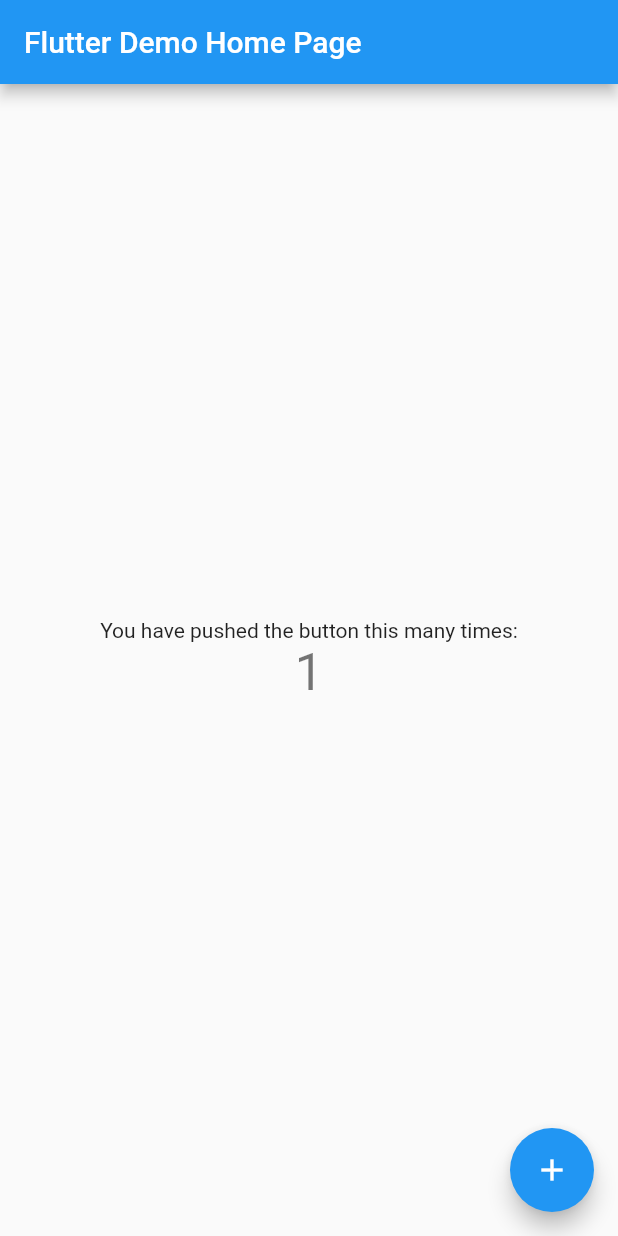
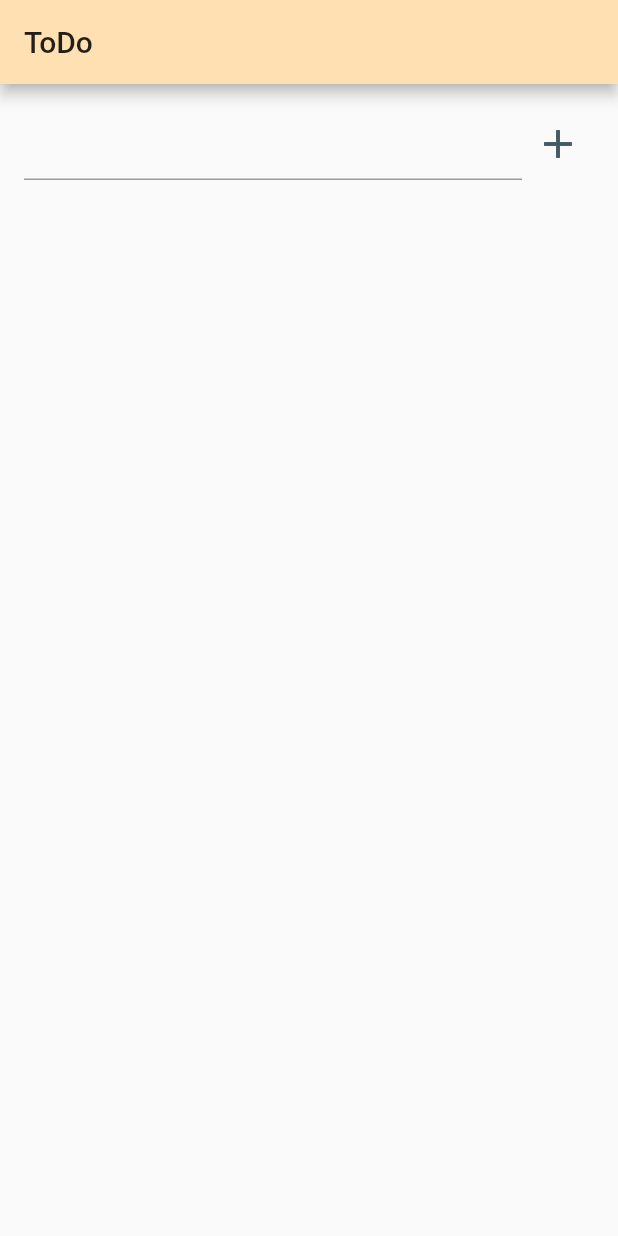
Before and after one commit to dushyantss/ToDo-flutter, a Flutter app: the screen it shows after launch, after a tap on the "add" icon, on a phone screen of 412 x 824 dp. Run offline on Flutter 3.47's test engine with Material 2 defaults, Android fonts, the phone set to English and light mode, and no system bars.

Commit message:
Finish Basic ToDo app.

```diff
--- a/lib/main.dart
+++ b/lib/main.dart
@@ -1,25 +1,25 @@
 import 'package:flutter/material.dart';
+// import 'package:flutter/rendering.dart';
 
-void main() => runApp(new MyApp());
+void main() {
+  // debugPaintSizeEnabled = true;
+  runApp(MyApp());
+}
+
+const _appTitle = 'ToDo';
+final _accentColor = Colors.blueGrey[700];
 
 class MyApp extends StatelessWidget {
-  // This widget is the root of your application.
   @override
   Widget build(BuildContext context) {
-    return new MaterialApp(
-      title: 'Flutter Demo',
-      theme: new ThemeData(
-        // This is the theme of your application.
-        //
-        // Try running your application with "flutter run". You'll see the
-        // application has a blue toolbar. Then, without quitting the app, try
-        // changing the primarySwatch below to Colors.green and then invoke
-        // "hot reload" (press "r" in the console where you ran "flutter run",
-        // or press Run > Flutter Hot Reload in IntelliJ). Notice that the
-        // counter didn't reset back to zero; the application is not restarted.
-        primarySwatch: Colors.blue,
+    return MaterialApp(
+      title: _appTitle,
+      theme: ThemeData(
+        primaryColor: Colors.orange[100],
+        accentColor: _accentColor,
+        iconTheme: IconThemeData.fallback().copyWith(color: _accentColor),
       ),
-      home: new MyHomePage(title: 'Flutter Demo Home Page'),
+      home: MyHomePage(title: _appTitle),
     );
   }
 }
@@ -27,83 +27,96 @@ class MyApp extends StatelessWidget {
 class MyHomePage extends StatefulWidget {
   MyHomePage({Key key, this.title}) : super(key: key);
 
-  // This widget is the home page of your application. It is stateful, meaning
-  // that it has a State object (defined below) that contains fields that affect
-  // how it looks.
-
-  // This class is the configuration for the state. It holds the values (in this
-  // case the title) provided by the parent (in this case the App widget) and
-  // used by the build method of the State. Fields in a Widget subclass are
-  // always marked "final".
-
   final String title;
 
   @override
-  _MyHomePageState createState() => new _MyHomePageState();
+  _MyHomePageState createState() => _MyHomePageState();
 }
 
 class _MyHomePageState extends State<MyHomePage> {
-  int _counter = 0;
+  final _todos = <Todo>[];
 
-  void _incrementCounter() {
-    setState(() {
-      // This call to setState tells the Flutter framework that something has
-      // changed in this State, which causes it to rerun the build method below
-      // so that the display can reflect the updated values. If we changed
-      // _counter without calling setState(), then the build method would not be
-      // called again, and so nothing would appear to happen.
-      _counter++;
-    });
+  void _addTodo(String text) {
+    _todos.add(Todo(text));
+  }
+
+  void _onSubmit(String text) {
+    if (text.trim().length > 0) {
+      setState(() {
+        _addTodo(text);
+      });
+    }
   }
 
   @override
   Widget build(BuildContext context) {
-    // This method is rerun every time setState is called, for instance as done
-    // by the _incrementCounter method above.
-    //
-    // The Flutter framework has been optimized to make rerunning build methods
-    // fast, so that you can just rebuild anything that needs updating rather
-    // than having to individually change instances of widgets.
-    return new Scaffold(
-      appBar: new AppBar(
-        // Here we take the value from the MyHomePage object that was created by
-        // the App.build method, and use it to set our appbar title.
-        title: new Text(widget.title),
+    return Scaffold(
+      appBar: AppBar(
+        title: Text(widget.title),
       ),
-      body: new Center(
-        // Center is a layout widget. It takes a single child and positions it
-        // in the middle of the parent.
-        child: new Column(
-          // Column is also layout widget. It takes a list of children and
-          // arranges them vertically. By default, it sizes itself to fit its
-          // children horizontally, and tries to be as tall as its parent.
-          //
-          // Invoke "debug paint" (press "p" in the console where you ran
-          // "flutter run", or select "Toggle Debug Paint" from the Flutter tool
-          // window in IntelliJ) to see the wireframe for each widget.
-          //
-          // Column has various properties to control how it sizes itself and
-          // how it positions its children. Here we use mainAxisAlignment to
-          // center the children vertically; the main axis here is the vertical
-          // axis because Columns are vertical (the cross axis would be
-          // horizontal).
-          mainAxisAlignment: MainAxisAlignment.center,
+      body: Padding(
+        padding: EdgeInsets.all(16.0),
+        child: Column(
           children: <Widget>[
-            new Text(
-              'You have pushed the button this many times:',
+            Input(
+              onSubmit: _onSubmit,
             ),
-            new Text(
-              '$_counter',
-              style: Theme.of(context).textTheme.display1,
+            Expanded(
+              child: ListView.builder(
+                itemCount: _todos.length,
+                itemBuilder: (context, i) {
+                  return ListTile(
+                    key: Key(_todos[i].id),
+                    title: Text(_todos[i].text),
+                  );
+                },
+              ),
             ),
           ],
         ),
       ),
-      floatingActionButton: new FloatingActionButton(
-        onPressed: _incrementCounter,
-        tooltip: 'Increment',
-        child: new Icon(Icons.add),
-      ), // This trailing comma makes auto-formatting nicer for build methods.
     );
   }
 }
+
+class Input extends StatelessWidget {
+  Input({Key key, @required this.onSubmit});
+
+  final ValueChanged<String> onSubmit;
+  final TextEditingController controller = TextEditingController();
+
+  @override
+  Widget build(BuildContext context) {
+    return Row(
+      children: <Widget>[
+        Expanded(
+            child: TextField(
+          controller: controller,
+          onSubmitted: this.onSubmit,
+        )),
+        IconButton(
+          onPressed: () => this.onSubmit(controller.text),
+          icon: Icon(
+            Icons.add,
+            size: 32.0,
+          ),
+        ),
+      ],
+    );
+  }
+}
+
+class Todo {
+  static int _nextId = 0;
+
+  final String text;
+  final String id;
+
+  factory Todo(String text) {
+    final todo = Todo._withId(_nextId.toString(), text);
+    _nextId += 1;
+    return todo;
+  }
+
+  Todo._withId(this.id, this.text);
+}
```
